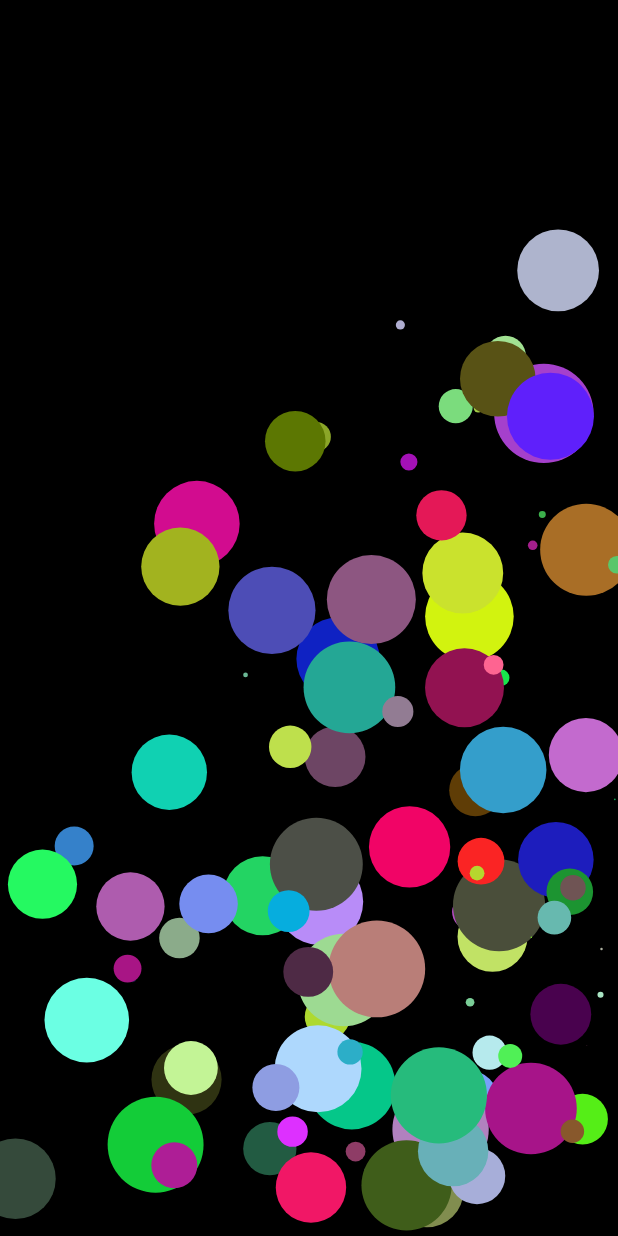
After one commit to Hxt5gh/MoveOffsetAlongLine, an Android app built with Jetpack Compose: the composable MovingToTheWidth shown on its own in the app's theme, on a phone screen of 412 x 824 dp. The commit adds this screen. Run offline under Robolectric (Android 15) with nearby library versions, the phone set to English and light mode, and no system bars.

Commit message:
2dvectoranimategame

```diff
--- /dev/null
+++ b/app/src/main/java/com/hxt5gh/movealongthepath/Animation/MovingToTheWidth.kt
@@ -0,0 +1,132 @@
+package com.hxt5gh.movealongthepath.Animation
+
+
+import android.util.Log
+import androidx.compose.foundation.Canvas
+import androidx.compose.foundation.background
+import androidx.compose.foundation.layout.fillMaxSize
+import androidx.compose.foundation.layout.fillMaxWidth
+import androidx.compose.foundation.layout.padding
+import androidx.compose.runtime.Composable
+import androidx.compose.runtime.LaunchedEffect
+import androidx.compose.runtime.getValue
+import androidx.compose.runtime.mutableStateListOf
+import androidx.compose.runtime.mutableStateOf
+import androidx.compose.runtime.remember
+import androidx.compose.runtime.setValue
+import androidx.compose.runtime.withFrameNanos
+import androidx.compose.ui.Alignment
+import androidx.compose.ui.Modifier
+import androidx.compose.ui.draw.clipToBounds
+import androidx.compose.ui.geometry.Offset
+import androidx.compose.ui.graphics.Brush
+import androidx.compose.ui.graphics.Color
+import androidx.compose.ui.graphics.TileMode
+import androidx.compose.ui.tooling.preview.Preview
+import androidx.compose.ui.unit.dp
+import kotlin.math.roundToInt
+import kotlin.random.Random
+
+@Composable
+fun MovingToTheWidth() {
+    val game = remember { Game() }
+
+    game.start()
+
+    LaunchedEffect(Unit) {
+        while (true) {
+            withFrameNanos {
+                game.update(it)
+            }
+        }
+    }
+    Canvas(modifier = Modifier
+        .fillMaxSize()
+        .background(Color.Black)
+        .padding(8.dp)) {
+        (game.totalTime / 1E8).roundToInt() / 10f
+        game.width = size.width
+        game.height = size.height
+        game.gameObjects.forEach {
+            when (it) {
+                is GameObject -> {
+                    drawCircle(
+                        radius =it.radius,
+                        center = Offset(it.positionX, it.positionY),
+                        color = it.color,
+                    )
+                }
+            }
+        }
+    }
+}
+
+
+@Preview(showBackground = true)
+@Composable
+fun MovingToTheWidthPrev(modifier: Modifier = Modifier) {
+    MovingToTheWidth()
+}
+
+class Game {
+    var prevTime = 0L
+    var width by mutableStateOf(0.dp.value)
+    var height by mutableStateOf(0.dp.value)
+
+    var gameObjects = mutableStateListOf<GameObject>()
+    var totalTime by mutableStateOf(0L)
+
+
+    fun start() {
+        gameObjects.clear()
+        repeat(100) {
+            val ball = GameObject(
+                positionX = Random.nextFloat() * width,
+                positionY = Random.nextFloat() * height,
+                radius = Random.nextFloat() * 50f,
+                color = Color(
+                    Random.nextInt(256),
+                    Random.nextInt(256),
+                    Random.nextInt(256)
+                ),
+                randomDX = Random.nextFloat() * 60f
+            )
+
+            gameObjects.add(ball)
+        }
+    }
+
+    fun update(time: Long) {
+        val delta = time - prevTime
+        val dt = (delta / 1E8).toFloat() //to Seconds
+        prevTime = time
+
+        for (gameObject in gameObjects) {
+           // Log.d("delta", "update: ${dt} ")
+            gameObject.update(dt , this)
+        }
+
+        totalTime += delta
+    }
+}
+
+class GameObject(
+    var positionX: Float,
+    var positionY: Float,
+    var radius: Float,
+    var color: Color = Color.Red,
+    val randomDX : Float
+){
+    var velocityX = randomDX.dp.value.coerceIn(10f , 60f)
+    var velocityY = randomDX.dp.value.coerceIn(10f , 60f)
+    fun update(realDelta: Float, game: Game){
+        if (this.positionX + radius > game.width || this.positionX  - radius < 0){
+            velocityX = -velocityX
+        }
+        if (this.positionY + radius > game.height || this.positionY - radius < 0){
+            velocityY = -velocityY
+        }
+        this.positionX += velocityX * realDelta
+        this.positionY += velocityY * realDelta
+    }
+}
--- a/app/src/main/java/com/hxt5gh/movealongthepath/MainActivity.kt
+++ b/app/src/main/java/com/hxt5gh/movealongthepath/MainActivity.kt
@@ -40,6 +40,7 @@ import androidx.compose.ui.unit.IntOffset
 import androidx.compose.ui.unit.dp
 import com.hxt5gh.movealongthepath.Animation.DatingDrag
 import com.hxt5gh.movealongthepath.Animation.LazyColumnAnimation
+import com.hxt5gh.movealongthepath.Animation.MovingToTheWidth
 import com.hxt5gh.movealongthepath.Animation.PointAlongPathAnimation
 import com.hxt5gh.movealongthepath.Animation.ScreenLoaders
 import com.hxt5gh.movealongthepath.ui.theme.MoveAlongThePathTheme
@@ -60,7 +61,9 @@ class MainActivity : ComponentActivity() {
                    // PointAlongPathAnimation(modifier = Modifier.fillMaxSize().padding(innerPadding))
                   // LazyColumnAnimation()
                   //  ScreenLoaders(modifier = Modifier.fillMaxSize().padding(innerPadding))
-                         DatingDrag(modifier = Modifier.fillMaxSize())
+                  //       DatingDrag(modifier = Modifier.fillMaxSize())
+
+                    MovingToTheWidth()
                 }
             }
         }
```
